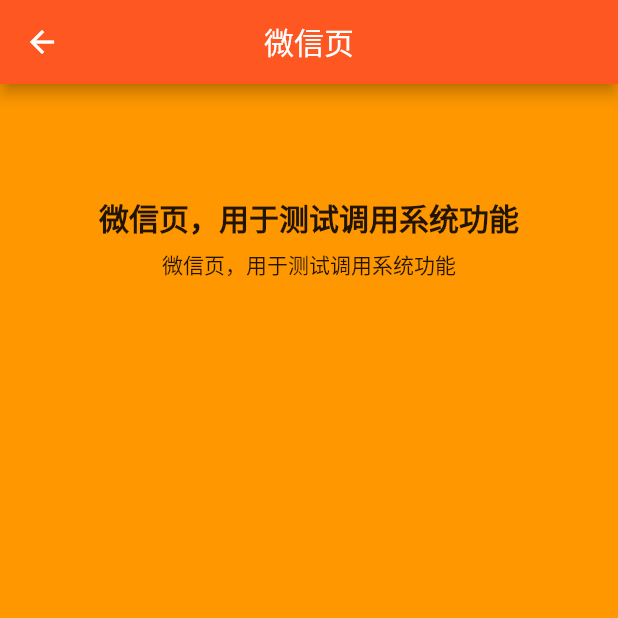
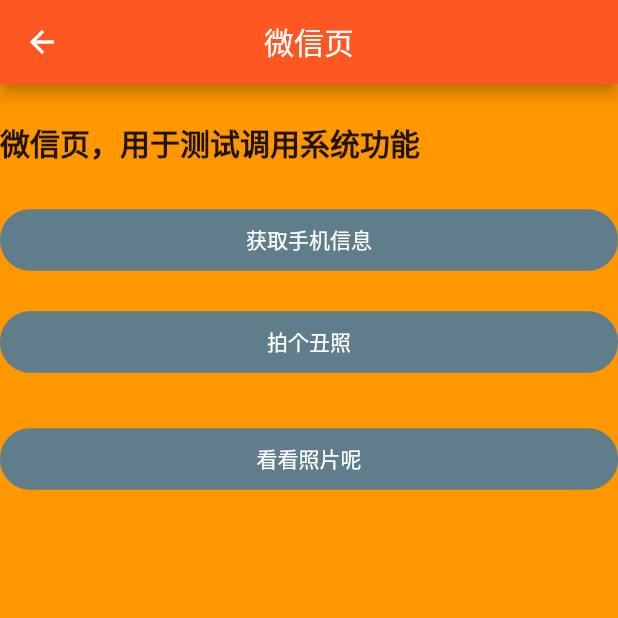
Before and after one commit to luogue/flutter, a Flutter app: the Wechat screen opened by its route, on a phone screen of 412 x 824 dp, the top half of it. Run offline on Flutter 3.47's test engine with Material 2 defaults, Android fonts, the phone set to English and light mode, and no system bars; our stand-ins replace device_info, dio, image_picker; network calls fail.

Commit message:
打包发布

```diff
--- a/lib/pages/wechat/wechat.dart
+++ b/lib/pages/wechat/wechat.dart
@@ -1,9 +1,34 @@
 // 微信页
+import 'dart:io';
+
 import 'package:flutter/material.dart';
-// import 'package:device_info/device_info.dart';
+import 'package:yangyue/components/toast.dart';
+import 'package:device_info/device_info.dart';
+import 'package:image_picker/image_picker.dart';
 
-class Wechat extends StatelessWidget {
+class Wechat extends StatefulWidget {
   Wechat({Key key}) : super(key: key);
+
+  @override
+  _WechatState createState() => _WechatState();
+}
+
+class _WechatState extends State<Wechat> {
+  List<File> _photoList = [];
+  List<File> _imageList = [];
+
+  _renderImageList(imageList) {
+    if (imageList == null) return null;
+    List<Widget> list = [];
+    imageList.forEach((_image) {
+      list.add(Image.file(_image));
+    });
+    return ListView(
+      scrollDirection: Axis.horizontal,
+      shrinkWrap: true,
+      children: list
+    );
+  }
 
   @override
   Widget build(BuildContext context) {
@@ -13,11 +38,8 @@
         centerTitle: true
       ),
       body: new Container(
-        padding: EdgeInsets.only(top: 50.0),
         color: Colors.orange,
-        alignment: Alignment.center,
-        child: new Column(
-          // mainAxisAlignment: MainAxisAlignment.center,
+        child: ListView(
           children: <Widget>[
             Text(
               '微信页，用于测试调用系统功能',
@@ -27,7 +49,74 @@
                 height: 3.0
               )
             ),
-            Text('微信页，用于测试调用系统功能'),
+            // 设备信息
+            Container(
+              margin: EdgeInsets.only(top: 20.0),
+              child: FlatButton(
+                padding: EdgeInsets.symmetric(vertical: 10.0),
+                color: Colors.blueGrey,
+                highlightColor: Colors.blue[700],
+                colorBrightness: Brightness.dark,
+                splashColor: Colors.grey,
+                shape:RoundedRectangleBorder(borderRadius: BorderRadius.circular(20.0)),
+                child: Text('获取手机信息'),
+                onPressed: () async {
+                  DeviceInfoPlugin deviceInfo = DeviceInfoPlugin();
+                  AndroidDeviceInfo androidInfo = await deviceInfo.androidInfo;
+                  Message.success(context, androidInfo.model);
+                },
+              ),
+            ),
+            // 拍照
+            Container(
+              margin: EdgeInsets.only(top: 20.0),
+              child: FlatButton(
+                padding: EdgeInsets.symmetric(vertical: 10.0),
+                color: Colors.blueGrey,
+                highlightColor: Colors.blue[700],
+                colorBrightness: Brightness.dark,
+                splashColor: Colors.grey,
+                shape:RoundedRectangleBorder(borderRadius: BorderRadius.circular(20.0)),
+                child: Text('拍个丑照'),
+                onPressed: () async {
+                    var image = await ImagePicker.pickImage(source: ImageSource.camera);
+                    if (image != null) {setState(() {
+                      _photoList.add(image);
+                    });
+                  }
+                },
+              ),
+            ),
+            Container(
+              margin: EdgeInsets.only(top: 10.0),
+              height: _photoList.length == 0 ? 0 : 160.0,
+              child: _renderImageList(_photoList)
+            ),
+            // 相册
+            Container(
+              margin: EdgeInsets.only(top: 20.0),
+              child: FlatButton(
+                padding: EdgeInsets.symmetric(vertical: 10.0),
+                color: Colors.blueGrey,
+                highlightColor: Colors.blue[700],
+                colorBrightness: Brightness.dark,
+                splashColor: Colors.grey,
+                shape:RoundedRectangleBorder(borderRadius: BorderRadius.circular(20.0)),
+                child: Text('看看照片呢'),
+                onPressed: () async {
+                  var image = await ImagePicker.pickImage(source: ImageSource.gallery);
+                  if (image != null) {setState(() {
+                    _imageList.add(image);
+                  });
+                  }
+                },
+              ),
+            ),
+            Container(
+              margin: EdgeInsets.only(top: 10.0),
+              height: _imageList.length == 0 ? 0 : 160.0,
+              child: _renderImageList(_imageList)
+            ),
           ],
         ),
       )
```
Also changed, not shown: pubspec.lock, 3 other files.
